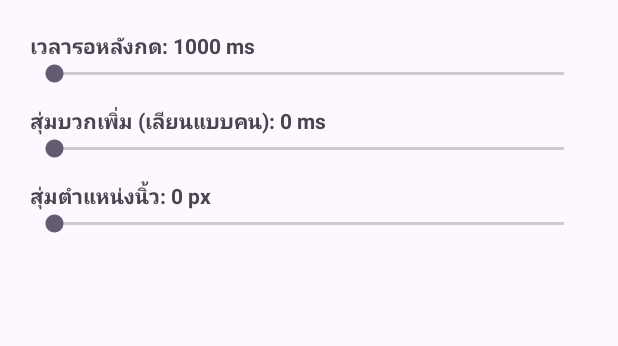
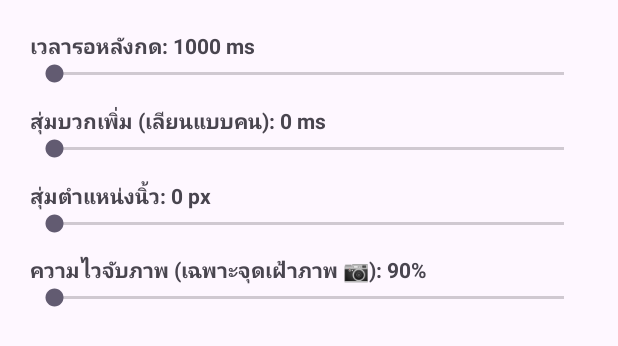
Before and after one commit to hardza1230/CongratePrim, an Android app: the layout dialog_step_settings.xml on its own in the app's theme, with its tools: preview values and no code run, on a phone screen of 412 x 824 dp. Shown: the top 346 px of the screen. Run offline under Robolectric (Android 15) with nearby library versions, the phone set to English and light mode, and no system bars.

Commit message:
Image mode: search the whole screen and tap where found
Replace fixed-region matching with a downscaled full-screen template
search (findTemplate): locate the saved image anywhere on screen and tap
its centre, so it follows a button that moves. Adds a per-point
'sensitivity' slider (threshold) and a forgiving default for image steps.

Co-Authored-By: Claude Opus 4.8 <noreply@anthropic.com>
Claude-Session: https://claude.ai/code/session_01Hrva6td1esgvknZVWSiZ3q

```diff
--- a/app/src/main/res/layout/dialog_step_settings.xml
+++ b/app/src/main/res/layout/dialog_step_settings.xml
@@ -47,4 +47,19 @@
         android:layout_width="match_parent"
         android:layout_height="wrap_content"
         android:max="50" />
+
+    <TextView
+        android:id="@+id/labelThreshold"
+        android:layout_width="wrap_content"
+        android:layout_height="wrap_content"
+        android:layout_marginTop="12dp"
+        android:text="ความไวจับภาพ (เฉพาะจุดเฝ้าภาพ 📷): 90%"
+        android:textStyle="bold" />
+
+    <SeekBar
+        android:id="@+id/seekThreshold"
+        android:layout_width="match_parent"
+        android:layout_height="wrap_content"
+        android:min="50"
+        android:max="99" />
 </LinearLayout>
```
Also changed, not shown: app/src/main/java/com/example/autotapper/service/AutoTapService.kt (+91 -40 lines).
